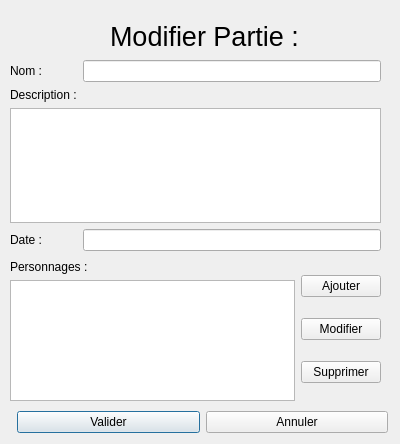
The window that fenetre/formModifierPartie.ui (helarion/Application-JDR) describes before a commit, drawn with Qt 5.
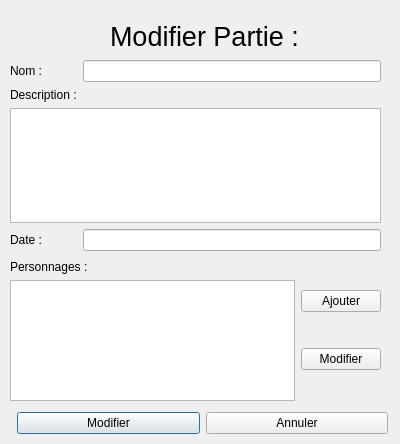
The same window after the commit.

What changed in the file:
```diff
--- a/fenetre/formModifierPartie.ui
+++ b/fenetre/formModifierPartie.ui
@@ -37,7 +37,7 @@
      <x>17</x>
      <y>410</y>
      <width>371</width>
-     <height>25</height>
+     <height>27</height>
     </rect>
    </property>
    <layout class="QHBoxLayout" name="horizontalLayout_3">
@@ -47,7 +47,7 @@
     <item>
      <widget class="QPushButton" name="validerButton_2">
       <property name="text">
-       <string>Valider</string>
+       <string>Modifier</string>
       </property>
      </widget>
     </item>
@@ -106,13 +106,6 @@
         </property>
        </widget>
       </item>
-      <item>
-       <widget class="QPushButton" name="supprimerPersonnageButton_2">
-        <property name="text">
-         <string>Supprimer</string>
-        </property>
-       </widget>
-      </item>
      </layout>
     </item>
    </layout>
```
Left out of the diff: 38 changed lines with no effect on the pictures.
